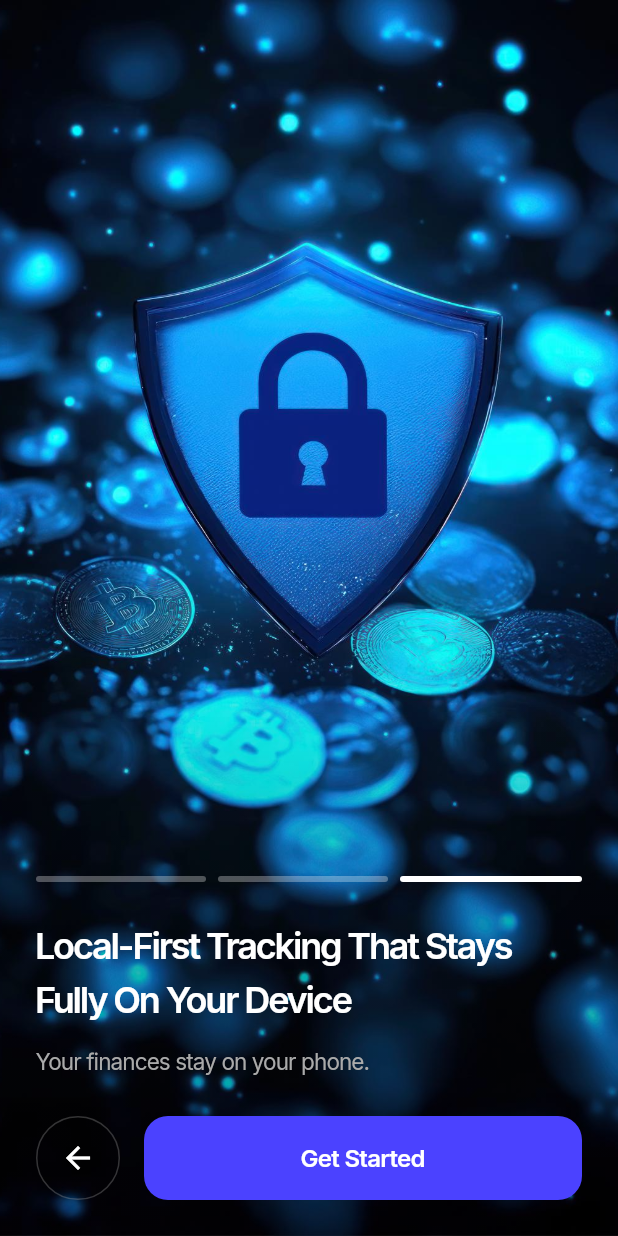
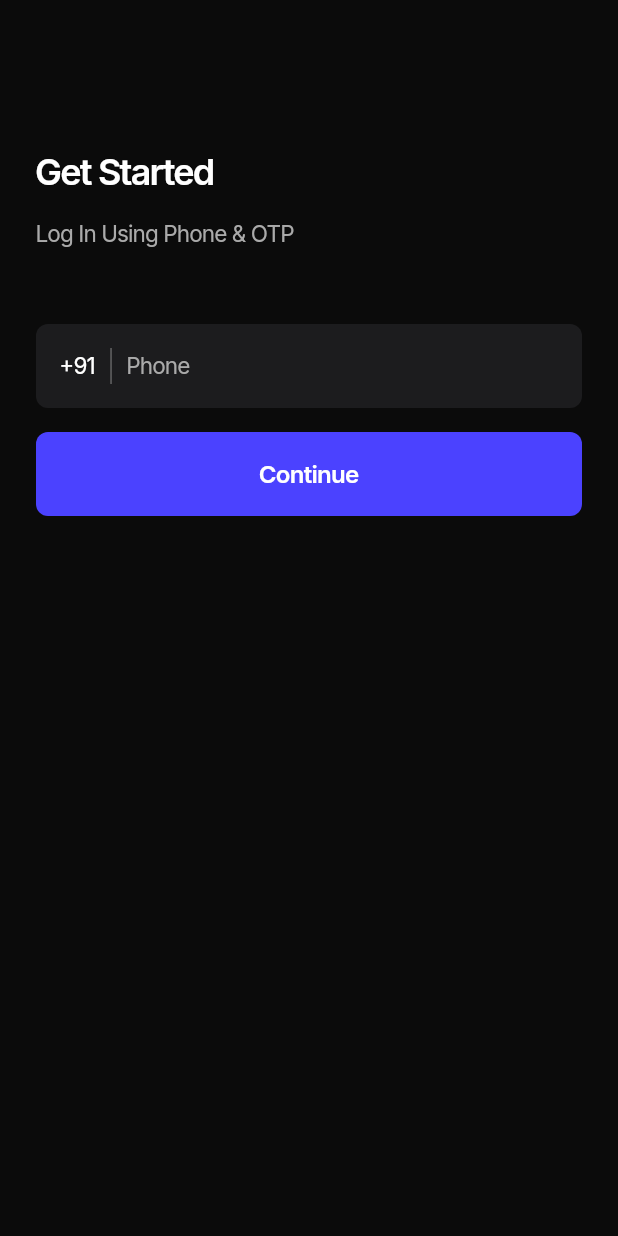
Before and after one commit to Sreejesh75/zyb0_expense_tracker, a Flutter app: the screen it shows after launch, after a tap on "Next", after a tap on "SKIP", after a tap on "Get Started", on a phone screen of 412 x 824 dp. Run offline on Flutter 3.47's test engine with Material 3 defaults, Android fonts, the phone set to English and light mode, and no system bars; our stand-ins replace google_fonts.

Commit message:
Add onboarding walkthrough, login, and OTP screens, and define core app colors and text styles.

```diff
--- a/lib/core/theme/app_colors.dart
+++ b/lib/core/theme/app_colors.dart
@@ -8,6 +8,7 @@ class AppColors {
     0xFF4B42FF,
   ); // Matches the new blue from screenshot
   static const Color textPrimary = Colors.white;
+  static const Color linkBlue = Color(0xFF007AFF);
   static const Color textSecondary = Color(0xFFAAAAAA);
 
   // Grey shades
--- a/lib/core/theme/app_text_styles.dart
+++ b/lib/core/theme/app_text_styles.dart
@@ -10,6 +10,14 @@ class AppTextStyles {
     fontWeight: FontWeight.w600, // SemiBold
     height: 36 / 24, // 1.5
     letterSpacing: -0.06 * 24, // -6%
+    color: AppColors.textPrimary,
+  );
+
+  static TextStyle loginTitle = GoogleFonts.inter(
+    fontSize: 24,
+    fontWeight: FontWeight.w600, // SemiBold
+    height: 1.5, // 150%
+    letterSpacing: -0.05 * 24, // -5%
     color: AppColors.textPrimary,
   );
 
@@ -28,4 +36,12 @@ class AppTextStyles {
     letterSpacing: -0.03 * 16, // -3%
     color: AppColors.textPrimary,
   );
+
+  static TextStyle linkText = GoogleFonts.inter(
+    fontSize: 15,
+    fontWeight: FontWeight.w500, // Medium
+    height: 24 / 15, // 1.6
+    letterSpacing: -0.04 * 15, // -4%
+    color: AppColors.linkBlue,
+  );
 }
--- /dev/null
+++ b/lib/features/auth/screens/login_screen.dart
@@ -0,0 +1,139 @@
+import 'package:flutter/material.dart';
+import 'package:zybo_expense_tracker/core/theme/app_colors.dart';
+import 'package:zybo_expense_tracker/core/theme/app_text_styles.dart';
+import 'otp_screen.dart';
+
+class LoginScreen extends StatefulWidget {
+  const LoginScreen({super.key});
+
+  @override
+  State<LoginScreen> createState() => _LoginScreenState();
+}
+
+class _LoginScreenState extends State<LoginScreen> {
+  final TextEditingController _phoneController = TextEditingController();
+
+  @override
+  void dispose() {
+    _phoneController.dispose();
+    super.dispose();
+  }
+
+  @override
+  Widget build(BuildContext context) {
+    return Scaffold(
+      backgroundColor: AppColors.background,
+      body: SafeArea(
+        child: Padding(
+          padding: const EdgeInsets.symmetric(horizontal: 24.0, vertical: 32.0),
+          child: Column(
+            crossAxisAlignment: CrossAxisAlignment.start,
+            children: [
+              const SizedBox(height: 64), // Spacing from top
+              // Title
+              Text('Get Started', style: AppTextStyles.loginTitle),
+              const SizedBox(height: 12),
+
+              // Subtitle
+              Text(
+                'Log In Using Phone & OTP',
+                style: AppTextStyles.description,
+              ),
+              const SizedBox(height: 48),
+
+              // Phone Number Input Container
+              Container(
+                width: double.infinity,
+                height: 56,
+                padding: const EdgeInsets.symmetric(
+                  horizontal: 16.0,
+                  vertical: 10.0,
+                ),
+                decoration: BoxDecoration(
+                  color: AppColors.grey800,
+                  borderRadius: BorderRadius.circular(8),
+                ),
+                child: Row(
+                  children: [
+                    // Country Code
+                    Text(
+                      '+91',
+                      style: AppTextStyles.description.copyWith(
+                        color: AppColors
+                            .textPrimary, // Explicit white color as per design
+                      ),
+                    ),
+                    const SizedBox(width: 10),
+
+                    // Separator
+                    Container(
+                      width: 1,
+                      height: 24,
+                      color: AppColors.textSecondary.withValues(
+                        alpha: 0.5,
+                      ), // Muted divider
+                    ),
+                    const SizedBox(width: 10),
+
+                    // Phone Input Field
+                    Expanded(
+                      child: TextField(
+                        controller: _phoneController,
+                        keyboardType: TextInputType.phone,
+                        style: AppTextStyles.description.copyWith(
+                          color: AppColors.textPrimary,
+                        ),
+                        decoration: InputDecoration(
+                          hintText: 'Phone',
+                          hintStyle: AppTextStyles.description.copyWith(
+                            color: AppColors.textSecondary,
+                          ),
+                          border: InputBorder.none,
+                          isDense: true,
+                          contentPadding: EdgeInsets.zero,
+                        ),
+                      ),
+                    ),
+                  ],
+                ),
+              ),
+              const SizedBox(height: 16),
+
+              // Continue Button
+              SizedBox(
+                width: double.infinity,
+                height: 56,
+                child: ElevatedButton(
+                  onPressed: () {
+                    // Navigate to OTP Screen
+                    Navigator.of(context).push(
+                      MaterialPageRoute(
+                        builder: (_) => OtpScreen(
+                          phoneNumber: _phoneController.text.isNotEmpty
+                              ? _phoneController.text
+                              : "0000000000",
+                        ),
+                      ),
+                    );
+                  },
+                  style: ElevatedButton.styleFrom(
+                    backgroundColor: AppColors.primary,
+                    foregroundColor: AppColors.textPrimary,
+                    padding: const EdgeInsets.symmetric(vertical: 16),
+                    shape: RoundedRectangleBorder(
+                      borderRadius: BorderRadius.circular(8),
+                    ),
+                    elevation: 0,
+                  ),
+                  child: Text('Continue', style: AppTextStyles.buttonText),
+                ),
+              ),
+
+              // The numeric keyboard will pop up from the bottom natively natively on tap
+            ],
+          ),
+        ),
+      ),
+    );
+  }
+}
--- a/lib/features/onboarding/screens/walkthrough_screen.dart
+++ b/lib/features/onboarding/screens/walkthrough_screen.dart
@@ -2,6 +2,7 @@ import 'package:flutter/material.dart';
 import 'package:zybo_expense_tracker/core/theme/app_colors.dart';
 import 'package:zybo_expense_tracker/core/theme/app_text_styles.dart';
 import '../models/walkthrough_data.dart';
+import 'package:zybo_expense_tracker/features/auth/screens/login_screen.dart';
 
 class WalkthroughScreen extends StatefulWidget {
   const WalkthroughScreen({super.key});
@@ -23,8 +24,7 @@ class _WalkthroughScreenState extends State<WalkthroughScreen> {
     WalkthroughData(
       title: 'Insights That Help You Spend Better Without Complexity',
       description: 'See category-wise spending, recent activity.',
-      imagePath:
-          'assets/images/splash_1.png',
+      imagePath: 'assets/images/splash_1.png',
     ),
     WalkthroughData(
       title: 'Local-First Tracking That Stays Fully On Your Device',
@@ -46,8 +46,9 @@ class _WalkthroughScreenState extends State<WalkthroughScreen> {
         curve: Curves.easeInOut,
       );
     } else {
-      // Navigate to Home or Login
-      // For now we don't have those, so we can just print or do nothing
+      Navigator.of(
+        context,
+      ).pushReplacement(MaterialPageRoute(builder: (_) => const LoginScreen()));
     }
   }
 
@@ -66,7 +67,6 @@ class _WalkthroughScreenState extends State<WalkthroughScreen> {
       backgroundColor: AppColors.background,
       body: Stack(
         children: [
-
           Positioned.fill(
             child: PageView.builder(
               controller: _pageController,
@@ -89,9 +89,7 @@ class _WalkthroughScreenState extends State<WalkthroughScreen> {
           Positioned.fill(
             child: Container(
               decoration: BoxDecoration(
-                color: Colors.black.withValues(
-                  alpha: 0.35,
-                ),
+                color: Colors.black.withValues(alpha: 0.35),
                 gradient: LinearGradient(
                   begin: Alignment.topCenter,
                   end: Alignment.bottomCenter,
@@ -106,11 +104,9 @@ class _WalkthroughScreenState extends State<WalkthroughScreen> {
             ),
           ),
 
-
           SafeArea(
             child: Column(
               children: [
-
                 Padding(
                   padding: const EdgeInsets.symmetric(
                     horizontal: 24.0,
@@ -122,7 +118,6 @@ class _WalkthroughScreenState extends State<WalkthroughScreen> {
                       if (_currentIndex < 2)
                         TextButton(
                           onPressed: () {
-
                             _pageController.animateToPage(
                               2,
                               duration: const Duration(milliseconds: 300),
@@ -144,22 +139,18 @@ class _WalkthroughScreenState extends State<WalkthroughScreen> {
                           ),
                         )
                       else
-                        const SizedBox(
-                          height: 48,
-                        ),
+                        const SizedBox(height: 48),
                     ],
                   ),
                 ),
 
                 const Spacer(),
 
-
                 Padding(
                   padding: const EdgeInsets.symmetric(horizontal: 24.0),
                   child: Column(
                     crossAxisAlignment: CrossAxisAlignment.start,
                     children: [
-
                       Row(
                         children: List.generate(
                           _pages.length,
@@ -198,7 +189,6 @@ class _WalkthroughScreenState extends State<WalkthroughScreen> {
                   ),
                 ),
 
-
                 Padding(
                   padding: const EdgeInsets.all(24.0),
                   child: Row(
@@ -227,7 +217,6 @@ class _WalkthroughScreenState extends State<WalkthroughScreen> {
                         const SizedBox(width: 16),
                       ],
 
-
                       Expanded(
                         child: SizedBox(
                           height: 56,
@@ -238,9 +227,7 @@ class _WalkthroughScreenState extends State<WalkthroughScreen> {
                               foregroundColor: AppColors.textPrimary,
                               padding: const EdgeInsets.symmetric(vertical: 16),
                               shape: RoundedRectangleBorder(
-                                borderRadius: BorderRadius.circular(
-                                  16,
-                                ),
+                                borderRadius: BorderRadius.circular(16),
                               ),
                               elevation: 0,
                             ),
```
Also changed, not shown: lib/features/auth/screens/otp_screen.dart (added, +190 -0 lines).
